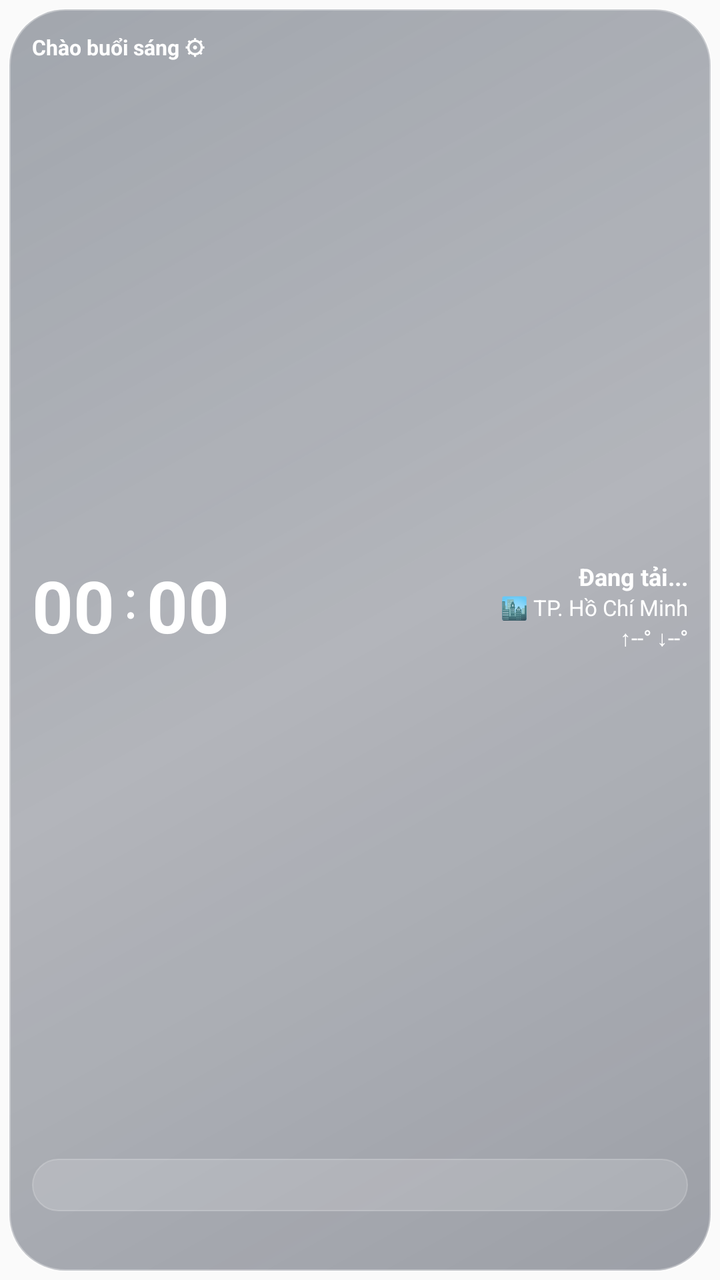
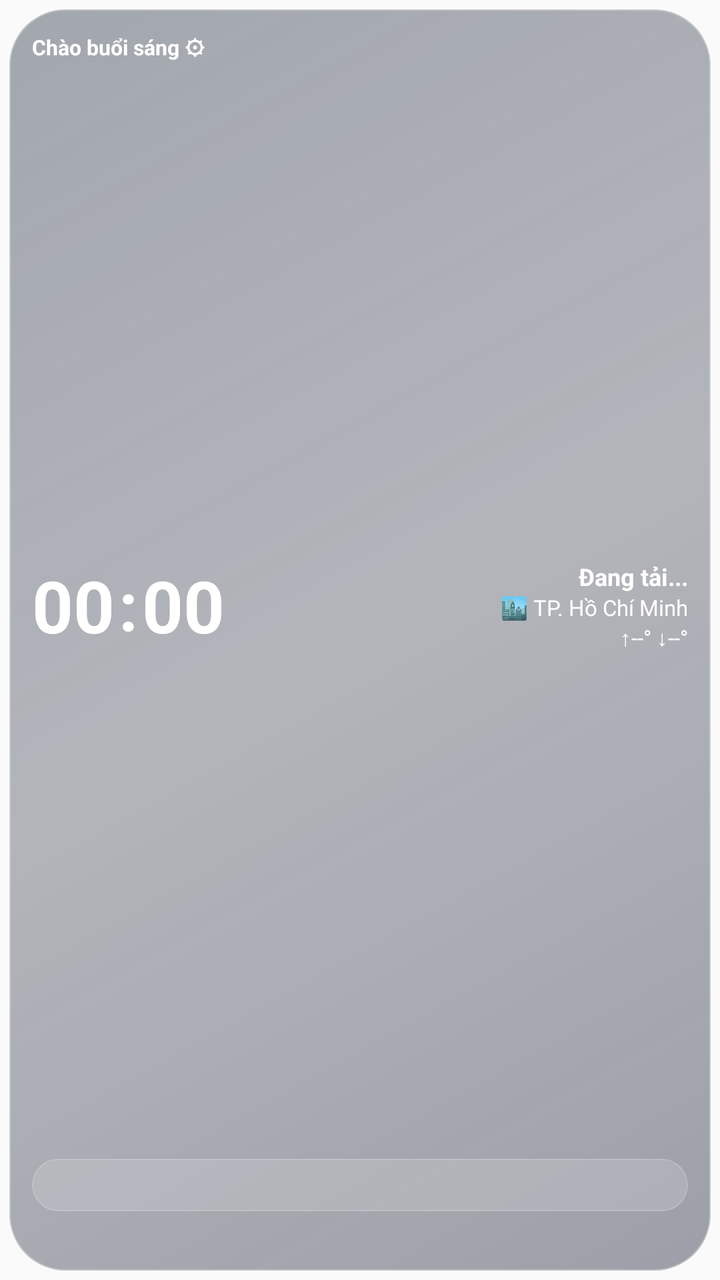

The first picture is an Android layout as it rendered before a commit; the second is the same layout after the commit. The layout source and the unified diff follow.
<!-- AndroidManifest.xml: application theme Theme.AppCompat.DayNight.NoActionBar -->
<!-- res/layout/widget_liquid.xml -->
<?xml version="1.0" encoding="utf-8"?>
<FrameLayout xmlns:android="http://schemas.android.com/apk/res/android"
    android:id="@+id/widget_root"
    android:layout_width="match_parent"
    android:layout_height="match_parent"
    android:padding="4dp">

    
    <ImageView
        android:id="@+id/iv_glass_bg"
        android:layout_width="match_parent"
        android:layout_height="match_parent"
        android:scaleType="fitXY"
        android:src="@drawable/bg_liquid_glass" />

    
    <ProgressBar
        android:id="@+id/pb_glass_shimmer"
        android:layout_width="match_parent"
        android:layout_height="match_parent"
        android:indeterminate="true"
        android:indeterminateDrawable="@drawable/anim_glass_shimmer" />

    
    <ProgressBar
        android:id="@+id/pb_weather_cloud"
        android:layout_width="match_parent"
        android:layout_height="match_parent"
        android:indeterminate="true"
        android:indeterminateDrawable="@drawable/anim_weather_cloud"
        android:visibility="gone" />

    <ProgressBar
        android:id="@+id/pb_weather_sun"
        android:layout_width="match_parent"
        android:layout_height="match_parent"
        android:indeterminate="true"
        android:indeterminateDrawable="@drawable/anim_weather_sun"
        android:visibility="gone" />

    <ProgressBar
        android:id="@+id/pb_weather_moon"
        android:layout_width="match_parent"
        android:layout_height="match_parent"
        android:indeterminate="true"
        android:indeterminateDrawable="@drawable/anim_weather_moon"
        android:visibility="gone" />

    <ProgressBar
        android:id="@+id/pb_weather_rain"
        android:layout_width="match_parent"
        android:layout_height="match_parent"
        android:indeterminate="true"
        android:indeterminateDrawable="@drawable/anim_weather_rain"
        android:visibility="gone" />

    <ProgressBar
        android:id="@+id/pb_weather_thunder"
        android:layout_width="match_parent"
        android:layout_height="match_parent"
        android:indeterminate="true"
        android:indeterminateDrawable="@drawable/anim_weather_thunder"
        android:visibility="gone" />

    <ProgressBar
        android:id="@+id/pb_weather_tet"
        android:layout_width="match_parent"
        android:layout_height="match_parent"
        android:indeterminate="true"
        android:indeterminateDrawable="@drawable/anim_weather_tet"
        android:visibility="gone" />

    <ProgressBar
        android:id="@+id/pb_weather_xmas"
        android:layout_width="match_parent"
        android:layout_height="match_parent"
        android:indeterminate="true"
        android:indeterminateDrawable="@drawable/anim_weather_xmas"
        android:visibility="gone" />

    
    <LinearLayout
        android:layout_width="match_parent"
        android:layout_height="match_parent"
        android:orientation="vertical"
        android:padding="12dp">

        
        <TextView
            android:id="@+id/tv_greeting"
            android:layout_width="wrap_content"
            android:layout_height="wrap_content"
            android:text="Chào buổi sáng ⚙"
            android:textColor="#FFFFFF"
            android:textSize="10.5sp"
            android:textStyle="bold" />

        
        <LinearLayout
            android:id="@+id/layout_header_left"
            android:layout_width="match_parent"
            android:layout_height="0dp"
            android:layout_weight="1.15"
            android:gravity="center_vertical"
            android:orientation="horizontal">

            
            <LinearLayout
                android:layout_width="0dp"
                android:layout_height="wrap_content"
                android:layout_weight="1.35"
                android:orientation="vertical">

                <LinearLayout
                    android:id="@+id/zone_clock_left"
                    android:layout_width="wrap_content"
                    android:layout_height="wrap_content"
                    android:gravity="center_vertical"
                    android:orientation="horizontal">

                    <TextClock
                        android:id="@+id/tc_hour"
                        android:layout_width="wrap_content"
                        android:layout_height="wrap_content"
                        android:format12Hour="HH"
                        android:format24Hour="HH"
                        android:textColor="#FFFFFF"
                        android:textSize="36sp"
                        android:textStyle="bold" />

                    <ProgressBar
                        android:id="@+id/pb_colon"
                        android:layout_width="12dp"
                        android:layout_height="28dp"
                        android:layout_marginHorizontal="2dp"
                        android:indeterminate="true"
                        android:indeterminateDrawable="@drawable/anim_colon_blink" />

                    <TextClock
                        android:id="@+id/tc_minute"
                        android:layout_width="wrap_content"
                        android:layout_height="wrap_content"
                        android:format12Hour="mm"
                        android:format24Hour="mm"
                        android:textColor="#FFFFFF"
                        android:textSize="36sp"
                        android:textStyle="bold" />
                </LinearLayout>

                <LinearLayout
                    android:id="@+id/zone_calendar_left"
                    android:layout_width="wrap_content"
                    android:layout_height="wrap_content"
                    android:orientation="vertical">

                    <ImageView
                        android:id="@+id/iv_solar_custom"
                        android:layout_width="wrap_content"
                        android:layout_height="wrap_content"
                        android:scaleType="fitStart" />

                    <ImageView
                        android:id="@+id/iv_lunar_custom"
                        android:layout_width="wrap_content"
                        android:layout_height="wrap_content"
                        android:layout_marginTop="1dp"
                        android:scaleType="fitStart" />
                </LinearLayout>
            </LinearLayout>

            
            <LinearLayout
                android:id="@+id/zone_weather_right"
                android:layout_width="0dp"
                android:layout_height="wrap_content"
                android:layout_weight="1"
                android:gravity="end"
                android:orientation="vertical">

                <ImageView
                    android:id="@+id/iv_temp_custom"
                    android:layout_width="wrap_content"
                    android:layout_height="wrap_content"
                    android:scaleType="fitEnd" />

                <TextView
                    android:id="@+id/tv_weather_desc"
                    android:layout_width="wrap_content"
                    android:layout_height="wrap_content"
                    android:text="Đang tải..."
                    android:textColor="#FFFFFF"
                    android:textSize="12sp"
                    android:textStyle="bold" />

                <TextView
                    android:id="@+id/tv_city"
                    android:layout_width="wrap_content"
                    android:layout_height="wrap_content"
                    android:text="🏙️ TP. Hồ Chí Minh"
                    android:textColor="#FFFFFF"
                    android:textSize="11sp" />

                <TextView
                    android:id="@+id/tv_temp_range"
                    android:layout_width="wrap_content"
                    android:layout_height="wrap_content"
                    android:text="↑--° ↓--°"
                    android:textColor="#FFFFFF"
                    android:textSize="11sp" />
            </LinearLayout>
        </LinearLayout>

        
        <LinearLayout
            android:id="@+id/layout_header_center"
            android:layout_width="match_parent"
            android:layout_height="0dp"
            android:layout_weight="1.15"
            android:gravity="center"
            android:orientation="vertical"
            android:visibility="gone">

            <LinearLayout
                android:id="@+id/zone_clock_center"
                android:layout_width="wrap_content"
                android:layout_height="wrap_content"
                android:gravity="center_vertical"
                android:orientation="horizontal">

                <TextClock
                    android:id="@+id/tc_hour_c"
                    android:layout_width="wrap_content"
                    android:layout_height="wrap_content"
                    android:format12Hour="HH"
                    android:format24Hour="HH"
                    android:textColor="#FFFFFF"
                    android:textSize="36sp"
                    android:textStyle="bold" />

                <ProgressBar
                    android:id="@+id/pb_colon_c"
                    android:layout_width="12dp"
                    android:layout_height="28dp"
                    android:layout_marginHorizontal="2dp"
                    android:indeterminate="true"
                    android:indeterminateDrawable="@drawable/anim_colon_blink" />

                <TextClock
                    android:id="@+id/tc_minute_c"
                    android:layout_width="wrap_content"
                    android:layout_height="wrap_content"
                    android:format12Hour="mm"
                    android:format24Hour="mm"
                    android:textColor="#FFFFFF"
                    android:textSize="36sp"
                    android:textStyle="bold" />
            </LinearLayout>

            <TextView
                android:id="@+id/tv_sub_center"
                android:layout_width="wrap_content"
                android:layout_height="wrap_content"
                android:gravity="center"
                android:textColor="#FFFFFF"
                android:textSize="11.5sp" />
        </LinearLayout>

        
        <LinearLayout
            android:id="@+id/layout_header_right"
            android:layout_width="match_parent"
            android:layout_height="0dp"
            android:layout_weight="1.15"
            android:gravity="center_vertical"
            android:orientation="horizontal"
            android:visibility="gone">

            <LinearLayout
                android:id="@+id/zone_info_left_in_right_mode"
                android:layout_width="0dp"
                android:layout_height="wrap_content"
                android:layout_weight="1.35"
                android:orientation="vertical">

                <TextView
                    android:id="@+id/tv_weather_left_r"
                    android:layout_width="wrap_content"
                    android:layout_height="wrap_content"
                    android:textColor="#FFFFFF"
                    android:textSize="12sp"
                    android:textStyle="bold" />

                <TextView
                    android:id="@+id/tv_solar_left_r"
                    android:layout_width="wrap_content"
                    android:layout_height="wrap_content"
                    android:textColor="#FFFFFF"
                    android:textSize="11.5sp" />

                <TextView
                    android:id="@+id/tv_lunar_left_r"
                    android:layout_width="wrap_content"
                    android:layout_height="wrap_content"
                    android:textColor="#FFD54F"
                    android:textSize="11sp" />
            </LinearLayout>

            <LinearLayout
                android:id="@+id/zone_clock_right"
                android:layout_width="0dp"
                android:layout_height="wrap_content"
                android:layout_weight="1"
                android:gravity="end"
                android:orientation="vertical">

                <LinearLayout
                    android:layout_width="wrap_content"
                    android:layout_height="wrap_content"
                    android:gravity="center_vertical"
                    android:orientation="horizontal">

                    <TextClock
                        android:id="@+id/tc_hour_r"
                        android:layout_width="wrap_content"
                        android:layout_height="wrap_content"
                        android:format12Hour="HH"
                        android:format24Hour="HH"
                        android:textColor="#FFFFFF"
                        android:textSize="36sp"
                        android:textStyle="bold" />

                    <ProgressBar
                        android:id="@+id/pb_colon_r"
                        android:layout_width="12dp"
                        android:layout_height="28dp"
                        android:layout_marginHorizontal="2dp"
                        android:indeterminate="true"
                        android:indeterminateDrawable="@drawable/anim_colon_blink" />

                    <TextClock
                        android:id="@+id/tc_minute_r"
                        android:layout_width="wrap_content"
                        android:layout_height="wrap_content"
                        android:format12Hour="mm"
                        android:format24Hour="mm"
                        android:textColor="#FFFFFF"
                        android:textSize="36sp"
                        android:textStyle="bold" />
                </LinearLayout>

                <TextView
                    android:id="@+id/tv_range_right_r"
                    android:layout_width="wrap_content"
                    android:layout_height="wrap_content"
                    android:textColor="#FFFFFF"
                    android:textSize="11sp" />
            </LinearLayout>
        </LinearLayout>

        
        <LinearLayout
            android:id="@+id/zone_week_calendar"
            android:layout_width="match_parent"
            android:layout_height="wrap_content"
            android:layout_marginTop="4dp"
            android:background="@drawable/bg_glass_pill"
            android:orientation="horizontal"
            android:paddingVertical="4dp">

            <TextView android:id="@+id/day_0" android:layout_width="0dp" android:layout_height="wrap_content" android:layout_weight="1" android:gravity="center" android:paddingVertical="2dp" android:textSize="10.5sp" />
            <TextView android:id="@+id/day_1" android:layout_width="0dp" android:layout_height="wrap_content" android:layout_weight="1" android:gravity="center" android:paddingVertical="2dp" android:textSize="10.5sp" />
            <TextView android:id="@+id/day_2" android:layout_width="0dp" android:layout_height="wrap_content" android:layout_weight="1" android:gravity="center" android:paddingVertical="2dp" android:textSize="10.5sp" />
            <TextView android:id="@+id/day_3" android:layout_width="0dp" android:layout_height="wrap_content" android:layout_weight="1" android:gravity="center" android:paddingVertical="2dp" android:textSize="10.5sp" />
            <TextView android:id="@+id/day_4" android:layout_width="0dp" android:layout_height="wrap_content" android:layout_weight="1" android:gravity="center" android:paddingVertical="2dp" android:textSize="10.5sp" />
            <TextView android:id="@+id/day_5" android:layout_width="0dp" android:layout_height="wrap_content" android:layout_weight="1" android:gravity="center" android:paddingVertical="2dp" android:textSize="10.5sp" />
            <TextView android:id="@+id/day_6" android:layout_width="0dp" android:layout_height="wrap_content" android:layout_weight="1" android:gravity="center" android:paddingVertical="2dp" android:textSize="10.5sp" />
        </LinearLayout>

        
        <LinearLayout
            android:id="@+id/zone_forecast_weather"
            android:layout_width="match_parent"
            android:layout_height="wrap_content"
            android:layout_marginTop="4dp"
            android:orientation="horizontal">

            <TextView android:id="@+id/fc_0" android:layout_width="0dp" android:layout_height="wrap_content" android:layout_weight="1" android:gravity="center" android:textSize="10.5sp" />
            <TextView android:id="@+id/fc_1" android:layout_width="0dp" android:layout_height="wrap_content" android:layout_weight="1" android:gravity="center" android:textSize="10.5sp" />
            <TextView android:id="@+id/fc_2" android:layout_width="0dp" android:layout_height="wrap_content" android:layout_weight="1" android:gravity="center" android:textSize="10.5sp" />
            <TextView android:id="@+id/fc_3" android:layout_width="0dp" android:layout_height="wrap_content" android:layout_weight="1" android:gravity="center" android:textSize="10.5sp" />
            <TextView android:id="@+id/fc_4" android:layout_width="0dp" android:layout_height="wrap_content" android:layout_weight="1" android:gravity="center" android:textSize="10.5sp" />
            <TextView android:id="@+id/fc_5" android:layout_width="0dp" android:layout_height="wrap_content" android:layout_weight="1" android:gravity="center" android:textSize="10.5sp" />
            <TextView android:id="@+id/fc_6" android:layout_width="0dp" android:layout_height="wrap_content" android:layout_weight="1" android:gravity="center" android:textSize="10.5sp" />
        </LinearLayout>
    </LinearLayout>
</FrameLayout>
<!-- resources referenced by this layout -->
<resources>
  <!-- drawable anim_colon_blink (drawable) -->
  <?xml version="1.0" encoding="utf-8"?>
  <animated-vector xmlns:android="http://schemas.android.com/apk/res/android"
      xmlns:aapt="http://schemas.android.com/aapt">
      <aapt:attr name="android:drawable">
          <vector
              android:width="12dp"
              android:height="36dp"
              android:viewportWidth="12"
              android:viewportHeight="36">
              <group android:name="colon_dots">
                  <path
                      android:fillColor="#FFFFFF"
                      android:pathData="M6,11 m-2.2,0 a2.2,2.2 0 1,0 4.4,0 a2.2,2.2 0 1,0 -4.4,0 M6,25 m-2.2,0 a2.2,2.2 0 1,0 4.4,0 a2.2,2.2 0 1,0 -4.4,0" />
              </group>
          </vector>
      </aapt:attr>
  
      <target android:name="colon_dots">
          <aapt:attr name="android:animation">
              <set android:ordering="together">
                  <objectAnimator
                      android:propertyName="scaleX"
                      android:duration="500"
                      android:valueFrom="1.0"
                      android:valueTo="0.0"
                      android:repeatCount="infinite"
                      android:repeatMode="reverse" />
                  <objectAnimator
                      android:propertyName="scaleY"
                      android:duration="500"
                      android:valueFrom="1.0"
                      android:valueTo="0.0"
                      android:repeatCount="infinite"
                      android:repeatMode="reverse" />
              </set>
          </aapt:attr>
      </target>
  </animated-vector>
  <!-- drawable anim_weather_cloud (drawable) -->
  <?xml version="1.0" encoding="utf-8"?>
  <animated-vector xmlns:android="http://schemas.android.com/apk/res/android"
      xmlns:aapt="http://schemas.android.com/aapt">
      <aapt:attr name="android:drawable">
          <vector android:width="300dp" android:height="160dp" android:viewportWidth="300" android:viewportHeight="160">
              <group android:name="cloud_drift">
                  <path android:fillColor="#22FFFFFF"
                      android:pathData="M140,42 C140,30 154,22 166,26 C174,18 190,20 196,30 C206,30 214,38 214,48 C214,56 206,62 196,62 L144,62 C134,62 128,54 132,46 C134,43 137,42 140,42 Z" />
              </group>
          </vector>
      </aapt:attr>
      <target android:name="cloud_drift">
          <aapt:attr name="android:animation">
              <objectAnimator android:propertyName="translateX" android:duration="6500" android:valueFrom="-16" android:valueTo="16" android:repeatCount="infinite" android:repeatMode="reverse" android:interpolator="@android:anim/accelerate_decelerate_interpolator" />
          </aapt:attr>
      </target>
  </animated-vector>
  <!-- drawable bg_glass_pill (drawable) -->
  <?xml version="1.0" encoding="utf-8"?>
  <shape xmlns:android="http://schemas.android.com/apk/res/android"
      android:shape="rectangle">
      <corners android:radius="14dp" />
      <solid android:color="#26FFFFFF" />
      <stroke
          android:width="0.8dp"
          android:color="#33FFFFFF" />
  </shape>
  <!-- drawable bg_liquid_glass (drawable) -->
  <?xml version="1.0" encoding="utf-8"?>
  <shape xmlns:android="http://schemas.android.com/apk/res/android"
      android:shape="rectangle">
      <corners android:radius="28dp" />
      <gradient
          android:angle="315"
          android:startColor="#661E293B"
          android:centerColor="#4D0F172A"
          android:endColor="#660F172A"
          android:type="linear" />
      <stroke
          android:width="1.2dp"
          android:color="#55FFFFFF" />
  </shape>
  <!-- unchanged entries left out for length: 7 -->
</resources>

<!-- the commit's change to res/layout/widget_liquid.xml (unified diff, before → after) -->
@@ -85,7 +85,6 @@
         android:orientation="vertical"
         android:padding="12dp">
 
-        
         <TextView
             android:id="@+id/tv_greeting"
             android:layout_width="wrap_content"
@@ -104,7 +103,6 @@
             android:gravity="center_vertical"
             android:orientation="horizontal">
 
-            
             <LinearLayout
                 android:layout_width="0dp"
                 android:layout_height="wrap_content"
@@ -128,13 +126,15 @@
                         android:textSize="36sp"
                         android:textStyle="bold" />
 
-                    <ProgressBar
-                        android:id="@+id/pb_colon"
-                        android:layout_width="12dp"
-                        android:layout_height="28dp"
-                        android:layout_marginHorizontal="2dp"
-                        android:indeterminate="true"
-                        android:indeterminateDrawable="@drawable/anim_colon_blink" />
+                    <TextView
+                        android:id="@+id/tv_colon"
+                        android:layout_width="wrap_content"
+                        android:layout_height="wrap_content"
+                        android:paddingHorizontal="2dp"
+                        android:text=":"
+                        android:textColor="#FFFFFF"
+                        android:textSize="34sp"
+                        android:textStyle="bold" />
 
                     <TextClock
                         android:id="@+id/tc_minute"
@@ -168,7 +168,6 @@
                 </LinearLayout>
             </LinearLayout>
 
-            
             <LinearLayout
                 android:id="@+id/zone_weather_right"
                 android:layout_width="0dp"
@@ -237,13 +236,15 @@
                     android:textSize="36sp"
                     android:textStyle="bold" />
 
-                <ProgressBar
-                    android:id="@+id/pb_colon_c"
-                    android:layout_width="12dp"
-                    android:layout_height="28dp"
-                    android:layout_marginHorizontal="2dp"
-                    android:indeterminate="true"
-                    android:indeterminateDrawable="@drawable/anim_colon_blink" />
+                <TextView
+                    android:id="@+id/tv_colon_c"
+                    android:layout_width="wrap_content"
+                    android:layout_height="wrap_content"
+                    android:paddingHorizontal="2dp"
+                    android:text=":"
+                    android:textColor="#FFFFFF"
+                    android:textSize="34sp"
+                    android:textStyle="bold" />
 
                 <TextClock
                     android:id="@+id/tc_minute_c"
@@ -329,13 +330,15 @@
                         android:textSize="36sp"
                         android:textStyle="bold" />
 
-                    <ProgressBar
-                        android:id="@+id/pb_colon_r"
-                        android:layout_width="12dp"
-                        android:layout_height="28dp"
-                        android:layout_marginHorizontal="2dp"
-                        android:indeterminate="true"
-                        android:indeterminateDrawable="@drawable/anim_colon_blink" />
+                    <TextView
+                        android:id="@+id/tv_colon_r"
+                        android:layout_width="wrap_content"
+                        android:layout_height="wrap_content"
+                        android:paddingHorizontal="2dp"
+                        android:text=":"
+                        android:textColor="#FFFFFF"
+                        android:textSize="34sp"
+                        android:textStyle="bold" />
 
                     <TextClock
                         android:id="@+id/tc_minute_r"
<!-- resource entries referenced after the edit -->
@@ -1,44 +1,5 @@
 <!-- resources referenced by this layout -->
 <resources>
-  <!-- drawable anim_colon_blink (drawable) -->
-  <?xml version="1.0" encoding="utf-8"?>
-  <animated-vector xmlns:android="http://schemas.android.com/apk/res/android"
-      xmlns:aapt="http://schemas.android.com/aapt">
-      <aapt:attr name="android:drawable">
-          <vector
-              android:width="12dp"
-              android:height="36dp"
-              android:viewportWidth="12"
-              android:viewportHeight="36">
-              <group android:name="colon_dots">
-                  <path
-                      android:fillColor="#FFFFFF"
-                      android:pathData="M6,11 m-2.2,0 a2.2,2.2 0 1,0 4.4,0 a2.2,2.2 0 1,0 -4.4,0 M6,25 m-2.2,0 a2.2,2.2 0 1,0 4.4,0 a2.2,2.2 0 1,0 -4.4,0" />
-              </group>
-          </vector>
-      </aapt:attr>
-  
-      <target android:name="colon_dots">
-          <aapt:attr name="android:animation">
-              <set android:ordering="together">
-                  <objectAnimator
-                      android:propertyName="scaleX"
-                      android:duration="500"
-                      android:valueFrom="1.0"
-                      android:valueTo="0.0"
-                      android:repeatCount="infinite"
-                      android:repeatMode="reverse" />
-                  <objectAnimator
-                      android:propertyName="scaleY"
-                      android:duration="500"
-                      android:valueFrom="1.0"
-                      android:valueTo="0.0"
-                      android:repeatCount="infinite"
-                      android:repeatMode="reverse" />
-              </set>
-          </aapt:attr>
-      </target>
-  </animated-vector>
   <!-- drawable anim_weather_cloud (drawable) -->
   <?xml version="1.0" encoding="utf-8"?>
   <animated-vector xmlns:android="http://schemas.android.com/apk/res/android"
